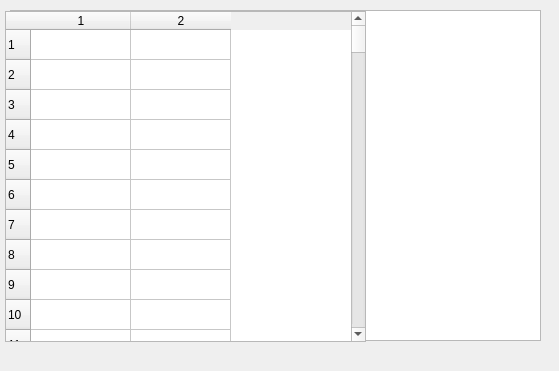
First picture: the form in wordslib.ui, repository wyq777x/TranCE_Wyatt, before the edit.
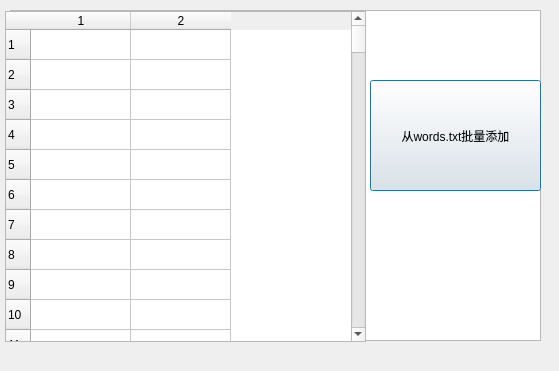
Second picture: the form after the edit.

Commit message: --add the button of add a bunch of words from words.txt   --fixed the bugs that prevent the chineseline from automatically switching to the next row

```diff
--- a/wordslib.ui
+++ b/wordslib.ui
@@ -1040,6 +1040,19 @@
    <column/>
    <column/>
   </widget>
+  <widget class="QPushButton" name="pushButton">
+   <property name="geometry">
+    <rect>
+     <x>370</x>
+     <y>80</y>
+     <width>171</width>
+     <height>111</height>
+    </rect>
+   </property>
+   <property name="text">
+    <string>从words.txt批量添加</string>
+   </property>
+  </widget>
  </widget>
  <resources/>
  <connections/>
```
The commit also changes 7 other files.
